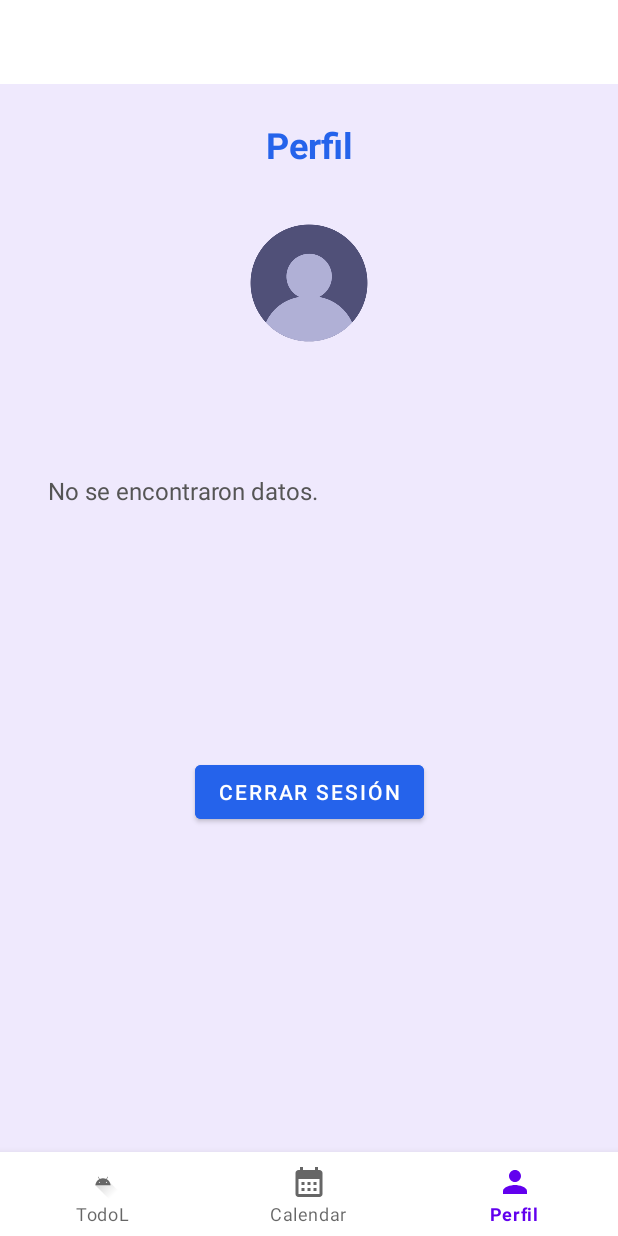
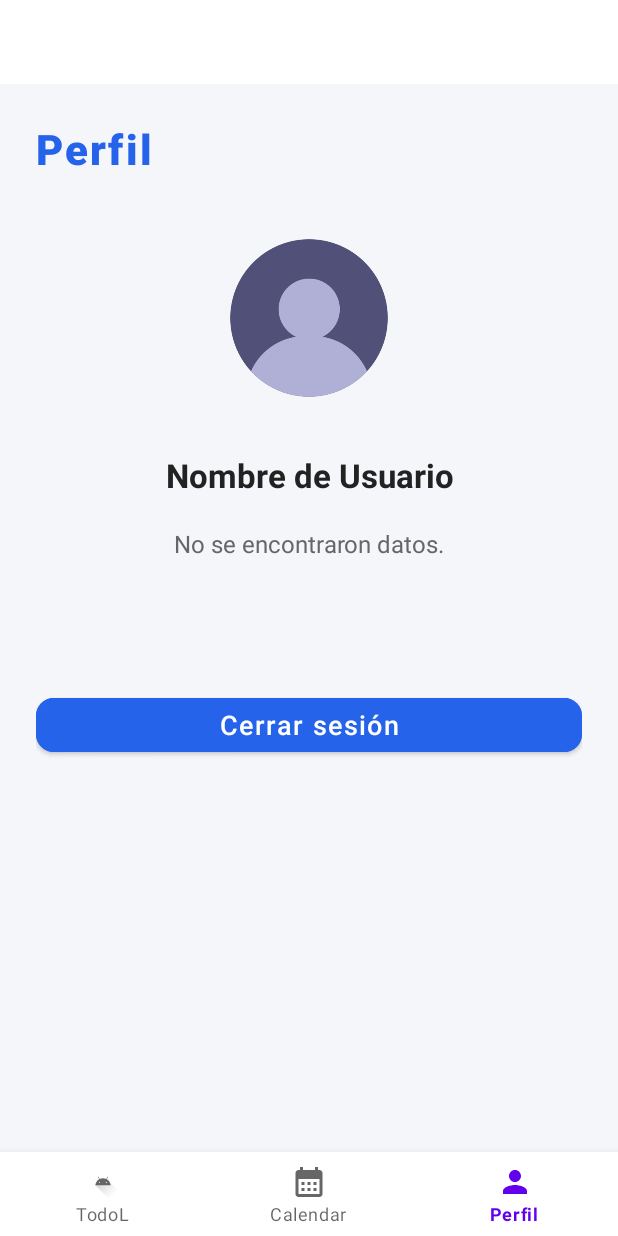
Before and after one commit to rgxkokimoto/PlanPalMobile, an Android app: the NotificationsFragment screen opened through its navigation route, on a phone screen of 412 x 824 dp. Run offline under Robolectric (Android 15) with nearby library versions, the phone set to English and light mode, and no system bars; our stand-ins replace Firebase (no records; nobody signed in at launch, a user with empty details on screens opened directly), navigation-ui; libraries missing offline, so code that uses them is left out: com.applandeo.materialcalendarview; 8 statements that could not run were skipped.

Commit message:
Guardamos imagenes en el storage, para registrar al usuario con una imagen, y a la vez mostramos esa imagen en la parte de perfil

```diff
--- a/app/build.gradle.kts
+++ b/app/build.gradle.kts
@@ -55,5 +55,10 @@ dependencies {
     testImplementation(libs.junit)
     androidTestImplementation(libs.ext.junit)
     androidTestImplementation(libs.espresso.core)
+    implementation("com.google.firebase:firebase-storage:20.3.0")
+    implementation("androidx.activity:activity-ktx:1.8.0") // Para ActivityResult API
+    implementation ("com.github.bumptech.glide:glide:4.15.1")
+    annotationProcessor ("com.github.bumptech.glide:compiler:4.15.1")
+
 
 }
--- a/app/src/main/java/com/example/planpalmobile/ui/notifications/NotificationsFragment.java
+++ b/app/src/main/java/com/example/planpalmobile/ui/notifications/NotificationsFragment.java
@@ -7,22 +7,22 @@ import android.view.LayoutInflater;
 import android.view.View;
 import android.view.ViewGroup;
 import android.widget.Button;
+import android.widget.ImageView;
 import android.widget.TextView;
 
 import androidx.annotation.NonNull;
 import androidx.fragment.app.Fragment;
-import androidx.lifecycle.ViewModelProvider;
 
+import com.bumptech.glide.Glide;
 import com.example.planpalmobile.LoginActivity;
 import com.example.planpalmobile.R;
 import com.example.planpalmobile.databinding.FragmentNotificationsBinding;
-
 import com.google.firebase.auth.FirebaseAuth;
 import com.google.firebase.auth.FirebaseUser;
+import com.google.firebase.firestore.DocumentSnapshot;
 import com.google.firebase.firestore.FirebaseFirestore;
-import com.google.firebase.firestore.DocumentSnapshot;
+
 import android.util.Log;
-
 
 public class NotificationsFragment extends Fragment {
 
@@ -37,7 +37,8 @@ public class NotificationsFragment extends Fragment {
         TextView correoTextView = root.findViewById(R.id.correoTextView);
         TextView descripcionTextView = root.findViewById(R.id.descripcionTextView);
         TextView nombreUsuarioTextView = root.findViewById(R.id.nombreUsuarioTextView);
-        Button btnCerrarSesion = root.findViewById(R.id.btnCerrarSesion); // <-- Botón
+        ImageView imagenPerfil = root.findViewById(R.id.imagenPerfil);
+        Button btnCerrarSesion = root.findViewById(R.id.btnCerrarSesion);
 
         FirebaseAuth mAuth = FirebaseAuth.getInstance();
         FirebaseFirestore db = FirebaseFirestore.getInstance();
@@ -55,27 +56,40 @@ public class NotificationsFragment extends Fragment {
                             String correo = document.getString("email");
                             String descripcion = document.getString("opcInfo");
                             String nombreUsuario = document.getString("id");
+                            String urlFoto = document.getString("fotoPerfil");
 
                             correoTextView.setText("Correo: " + correo);
                             descripcionTextView.setText("Descripción: " + descripcion);
                             nombreUsuarioTextView.setText(nombreUsuario);
+
+                            if (urlFoto != null && !urlFoto.isEmpty()) {
+                                Glide.with(this)
+                                        .load(urlFoto)
+                                        .placeholder(R.drawable.imgperfil) // imagen por defecto mientras carga
+                                        .error(R.drawable.imgperfil) // imagen si falla la carga
+                                        .into(imagenPerfil);
+                            } else {
+                                imagenPerfil.setImageResource(R.drawable.imgperfil);
+                            }
                         } else {
                             correoTextView.setText("No se encontraron datos.");
                             descripcionTextView.setText("");
+                            imagenPerfil.setImageResource(R.drawable.imgperfil);
                         }
                     })
                     .addOnFailureListener(e -> {
                         correoTextView.setText("Error al cargar datos.");
                         descripcionTextView.setText("");
+                        imagenPerfil.setImageResource(R.drawable.imgperfil);
                         Log.e("NotificationsFragment", "Error al obtener datos de Firestore", e);
                     });
 
         } else {
             correoTextView.setText("Usuario no autenticado.");
             descripcionTextView.setText("");
+            imagenPerfil.setImageResource(R.drawable.imgperfil);
         }
 
-        // ---------- Acción del botón Cerrar sesión ----------
         btnCerrarSesion.setOnClickListener(v -> {
             new AlertDialog.Builder(getContext())
                     .setTitle("Cerrar sesión")
--- a/app/src/main/res/layout/fragment_notifications.xml
+++ b/app/src/main/res/layout/fragment_notifications.xml
@@ -1,92 +1,103 @@
 <?xml version="1.0" encoding="utf-8"?>
-<androidx.constraintlayout.widget.ConstraintLayout xmlns:android="http://schemas.android.com/apk/res/android"
+<androidx.constraintlayout.widget.ConstraintLayout
+    xmlns:android="http://schemas.android.com/apk/res/android"
     xmlns:app="http://schemas.android.com/apk/res-auto"
     android:layout_width="match_parent"
     android:layout_height="match_parent"
-    android:background="#EFE9FD">
+    android:background="#F5F6FA"
+    android:padding="24dp">
 
-    <!-- Encabezado con nombre -->
+    <!-- Título -->
     <TextView
         android:id="@+id/tituloPerfil"
-        android:layout_width="wrap_content"
+        android:layout_width="0dp"
         android:layout_height="wrap_content"
         android:text="Perfil"
-        android:textSize="24sp"
+        android:textSize="28sp"
         android:textStyle="bold"
         android:textColor="@color/mainBlue"
+        android:fontFamily="sans-serif-medium"
+        android:letterSpacing="0.05"
         app:layout_constraintTop_toTopOf="parent"
         app:layout_constraintStart_toStartOf="parent"
-        app:layout_constraintEnd_toEndOf="parent"
-        android:layout_marginTop="24dp"/>
+        app:layout_constraintEnd_toEndOf="parent"/>
 
-    <!-- Imagen de perfil genérica -->
+    <!-- Imagen de perfil circular con sombra -->
     <ImageView
         android:id="@+id/imagenPerfil"
-        android:layout_width="120dp"
-        android:layout_height="120dp"
+        android:layout_width="140dp"
+        android:layout_height="140dp"
+        android:layout_marginTop="24dp"
         android:src="@drawable/imgperfil"
-        android:layout_marginTop="16dp"
+        android:contentDescription="Foto de perfil"
+        android:scaleType="centerCrop"
+        android:clipToOutline="true"
+        android:outlineProvider="background"
+        android:elevation="8dp"
         app:layout_constraintTop_toBottomOf="@id/tituloPerfil"
         app:layout_constraintStart_toStartOf="parent"
-        app:layout_constraintEnd_toEndOf="parent"
-        android:contentDescription="Foto de perfil"
-        android:padding="8dp" />
+        app:layout_constraintEnd_toEndOf="parent" />
 
-    <!-- Nombre de usuario -->
+    <!-- Nombre usuario -->
     <TextView
         android:id="@+id/nombreUsuarioTextView"
-        android:layout_width="wrap_content"
+        android:layout_width="0dp"
         android:layout_height="wrap_content"
-        android:text=""
-        android:textSize="20sp"
-        android:textColor="#333333"
+        android:text="Nombre de Usuario"
+        android:textSize="22sp"
+        android:textColor="#222222"
         android:textStyle="bold"
-        android:layout_marginTop="16dp"
+        android:fontFamily="sans-serif"
+        android:layout_marginTop="20dp"
         app:layout_constraintTop_toBottomOf="@id/imagenPerfil"
         app:layout_constraintStart_toStartOf="parent"
-        app:layout_constraintEnd_toEndOf="parent" />
+        app:layout_constraintEnd_toEndOf="parent"
+        android:textAlignment="center" />
 
     <!-- Correo -->
     <TextView
         android:id="@+id/correoTextView"
         android:layout_width="0dp"
         android:layout_height="wrap_content"
-        android:text="Correo:"
+        android:text="Correo: usuario@correo.com"
         android:textSize="16sp"
-        android:textColor="#555555"
-        android:layout_marginTop="24dp"
-        android:layout_marginStart="32dp"
-        android:layout_marginEnd="32dp"
+        android:textColor="#666666"
+        android:layout_marginTop="20dp"
         app:layout_constraintTop_toBottomOf="@id/nombreUsuarioTextView"
         app:layout_constraintStart_toStartOf="parent"
-        app:layout_constraintEnd_toEndOf="parent" />
+        app:layout_constraintEnd_toEndOf="parent"
+        android:textAlignment="center"/>
 
     <!-- Descripción -->
     <TextView
         android:id="@+id/descripcionTextView"
         android:layout_width="0dp"
         android:layout_height="wrap_content"
-        android:text="Descripción:"
+        android:text="Descripción: Información adicional sobre el usuario."
         android:textSize="16sp"
-        android:textColor="#555555"
+        android:textColor="#666666"
         android:layout_marginTop="16dp"
-        android:layout_marginStart="32dp"
-        android:layout_marginEnd="32dp"
         app:layout_constraintTop_toBottomOf="@id/correoTextView"
         app:layout_constraintStart_toStartOf="parent"
-        app:layout_constraintEnd_toEndOf="parent" />
+        app:layout_constraintEnd_toEndOf="parent"
+        android:textAlignment="center"/>
 
+    <!-- Botón Cerrar sesión -->
     <Button
         android:id="@+id/btnCerrarSesion"
-        android:layout_width="wrap_content"
-        android:layout_height="wrap_content"
-        android:layout_marginTop="128dp"
+        android:layout_width="0dp"
+        android:layout_height="48dp"
+        android:layout_marginTop="48dp"
         android:backgroundTint="@color/mainBlue"
         android:text="Cerrar sesión"
         android:textColor="#FFFFFF"
+        android:textAllCaps="false"
+        android:textSize="18sp"
+        android:fontFamily="sans-serif-medium"
+        android:letterSpacing="0.05"
+        app:layout_constraintTop_toBottomOf="@id/descripcionTextView"
+        app:layout_constraintStart_toStartOf="parent"
         app:layout_constraintEnd_toEndOf="parent"
-        app:layout_constraintStart_toStartOf="parent"
-        app:layout_constraintTop_toBottomOf="@id/descripcionTextView" />
-
+        app:cornerRadius="12dp"/>
 
 </androidx.constraintlayout.widget.ConstraintLayout>
```
Also changed, not shown: app/src/main/AndroidManifest.xml (+9 -1 lines), app/src/main/java/com/example/planpalmobile/RegisterActivity.java (+100 -41 lines), app/src/main/res/layout/activity_register.xml (+19 -4 lines).
